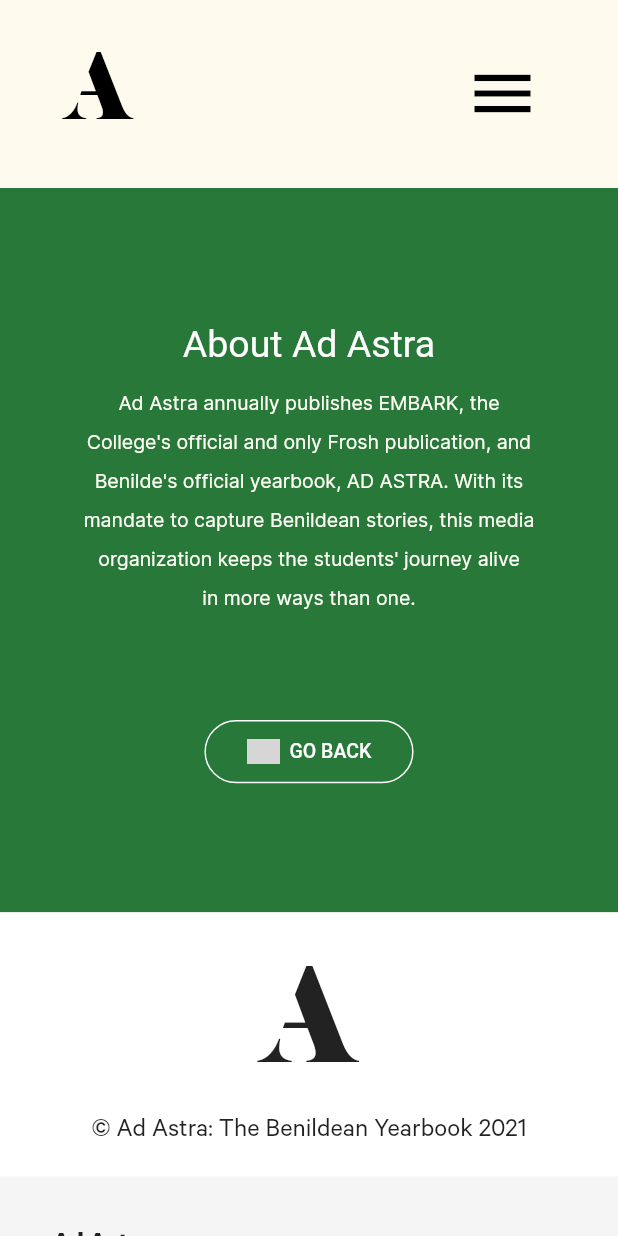
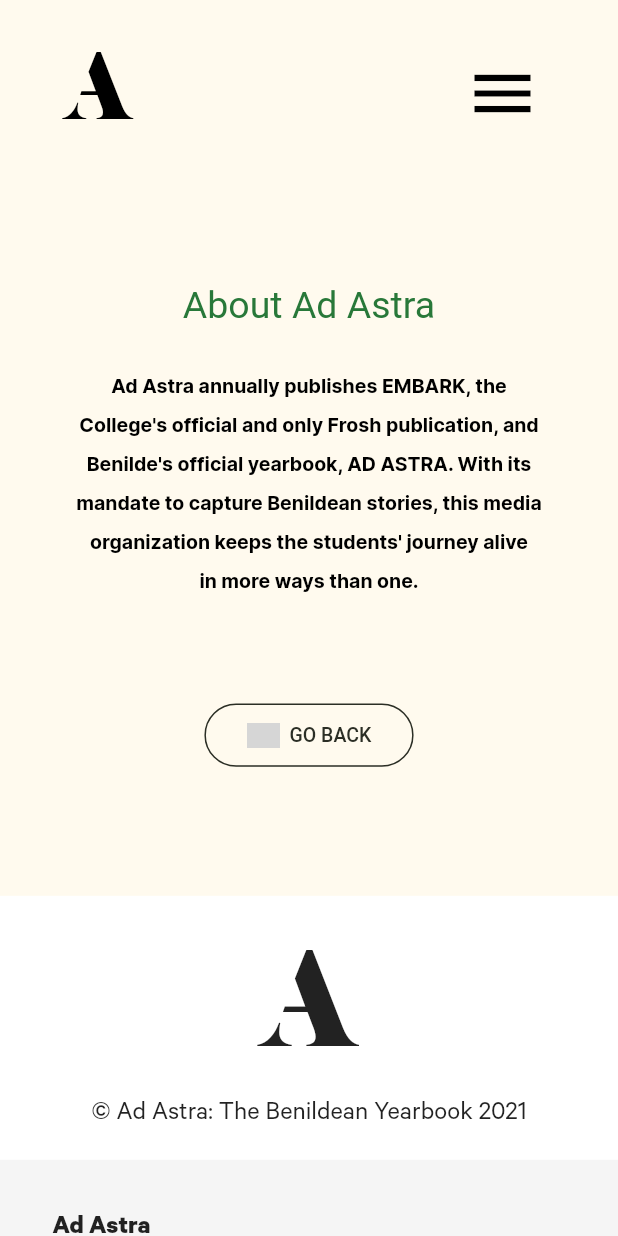
Before and after one commit to fidelledi/embark2021-adastra, a Flutter app: the EmbarkLanding screen opened directly, after a tap on "ABOUT AD ASTRA", on a phone screen of 412 x 824 dp. Run offline on Flutter 3.47's test engine with Material 2 defaults, Android fonts, the phone set to English and light mode, and no system bars; our stand-ins replace flutter_svg; missing offline and left inert: dart:js; Roboto replaces fonts that are missing (Nova-Medium); grey boxes are pictures that could not be loaded.

Commit message:
updated NaviMenu; corrected name at Editorial Team; updated About page

```diff
--- a/lib/constants/naviMenu.dart
+++ b/lib/constants/naviMenu.dart
@@ -1,9 +1,10 @@
 import 'package:embark2021_adastra/screens/editorial_board.dart';
+import 'package:embark2021_adastra/screens/about_adastra.dart';
 import 'package:embark2021_adastra/screens/embark_landing.dart';
+import 'package:embark2021_adastra/screens/embark_team.dart';
 import 'package:embark2021_adastra/screens/index.dart';
 import 'package:embark2021_adastra/constants/color_constants.dart';
 import 'package:flutter/material.dart';
-import 'package:flutter_svg/flutter_svg.dart';
 import 'dart:js' as js;
 
 class NavigationDrawer extends StatefulWidget {
@@ -156,60 +157,74 @@
                       SizedBox(
                         height: 75,
                       ),
-                      // InkWell(
-                      //   onTap: () {},
-                      //   child: RichText(
-                      //     textAlign: TextAlign.right,
-                      //     text: TextSpan(
-                      //       children: <TextSpan>[
-                      //         TextSpan(
-                      //           text: 'EDITORIAL\n',
-                      //           style: TextStyle(
-                      //               fontFamily: 'Nova-Medium',
-                      //               fontSize: 20,
-                      //               color: ColorConstants.customWhiteColor),
-                      //         ),
-                      //         TextSpan(
-                      //           text: 'BOARD',
-                      //           style: TextStyle(
-                      //               fontFamily: 'Nova-Medium',
-                      //               fontSize: 20,
-                      //               color: ColorConstants.customWhiteColor),
-                      //         ),
-                      //       ],
-                      //     ),
-                      //   ),
-                      // ),
-                      // SizedBox(
-                      //   height: 75,
-                      // ),
-                      // InkWell(
-                      //   onTap: () {},
-                      //   child: RichText(
-                      //     textAlign: TextAlign.right,
-                      //     text: TextSpan(
-                      //       children: <TextSpan>[
-                      //         TextSpan(
-                      //           text: 'ABOUT\n',
-                      //           style: TextStyle(
-                      //               fontFamily: 'Nova-Medium',
-                      //               fontSize: 20,
-                      //               color: ColorConstants.customWhiteColor),
-                      //         ),
-                      //         TextSpan(
-                      //           text: 'AD ASTRA',
-                      //           style: TextStyle(
-                      //               fontFamily: 'Nova-Medium',
-                      //               fontSize: 20,
-                      //               color: ColorConstants.customWhiteColor),
-                      //         ),
-                      //       ],
-                      //     ),
-                      //   ),
-                      // ),
-                      // SizedBox(
-                      //   height: 75,
-                      // ),
+                      InkWell(
+                        onTap: () {
+                          Navigator.push(
+                            context,
+                            MaterialPageRoute(
+                              builder: (context) => EmbarkTeamStFul(),
+                            ),
+                          );
+                        },
+                        child: RichText(
+                          textAlign: TextAlign.right,
+                          text: TextSpan(
+                            children: <TextSpan>[
+                              TextSpan(
+                                text: 'EDITORIAL\n',
+                                style: TextStyle(
+                                    fontFamily: 'Nova-Medium',
+                                    fontSize: 20,
+                                    color: ColorConstants.customWhiteColor),
+                              ),
+                              TextSpan(
+                                text: 'BOARD',
+                                style: TextStyle(
+                                    fontFamily: 'Nova-Medium',
+                                    fontSize: 20,
+                                    color: ColorConstants.customWhiteColor),
+                              ),
+                            ],
+                          ),
+                        ),
+                      ),
+                      SizedBox(
+                        height: 75,
+                      ),
+                      InkWell(
+                        onTap: () {
+                          Navigator.push(
+                            context,
+                            MaterialPageRoute(
+                              builder: (context) => AboutAdAstraStFul(),
+                            ),
+                          );
+                        },
+                        child: RichText(
+                          textAlign: TextAlign.right,
+                          text: TextSpan(
+                            children: <TextSpan>[
+                              TextSpan(
+                                text: 'ABOUT\n',
+                                style: TextStyle(
+                                    fontFamily: 'Nova-Medium',
+                                    fontSize: 20,
+                                    color: ColorConstants.customWhiteColor),
+                              ),
+                              TextSpan(
+                                text: 'AD ASTRA',
+                                style: TextStyle(
+                                    fontFamily: 'Nova-Medium',
+                                    fontSize: 20,
+                                    color: ColorConstants.customWhiteColor),
+                              ),
+                            ],
+                          ),
+                        ),
+                      ),
+                      SizedBox(
+                        height: 75,
+                      ),
                       InkWell(
                         onTap: () {
                           js.context.callMethod(
--- a/lib/mobile/about_adastra_mobile.dart
+++ b/lib/mobile/about_adastra_mobile.dart
@@ -11,32 +11,32 @@
   Widget build(BuildContext context) {
     return Container(
       width: double.infinity,
-      color: ColorConstants.greenFields,
       child: Column(
         children: <Widget>[
           SizedBox(
             height: 64,
+          ),
+          Text(
+            'About Ad Astra',
+            style: TextStyle(
+                fontSize: 25,
+                fontFamily: 'Nova-Medium',
+                color: ColorConstants.greenFields),
+          ),
+          SizedBox(
+            height: 23,
           ),
           RichText(
             textAlign: TextAlign.center,
             text: TextSpan(
               children: <TextSpan>[
                 TextSpan(
-                  text: 'About Ad Astra\n',
-                  style: TextStyle(
-                    fontSize: 25,
-                    fontFamily: 'Nova-Medium',
-                    color: Colors.white,
-                    height: 2.5,
-                  ),
-                ),
-                TextSpan(
                   text:
                       'Ad Astra annually publishes EMBARK, the\nCollege\'s official and only Frosh publication, and\n',
                   style: TextStyle(
                     fontSize: 13,
-                    fontFamily: 'Inter-Regular',
-                    color: ColorConstants.whitishYellow,
+                    fontFamily: 'Inter-Bold',
+                    color: Colors.black,
                     height: 2.0,
                   ),
                 ),
@@ -45,8 +45,8 @@
                       'Benilde\'s official yearbook, AD ASTRA. With its\nmandate to capture Benildean stories, this media\n',
                   style: TextStyle(
                     fontSize: 13,
-                    fontFamily: 'Inter-Regular',
-                    color: ColorConstants.whitishYellow,
+                    fontFamily: 'Inter-Bold',
+                    color: Colors.black,
                     height: 2.0,
                   ),
                 ),
@@ -55,8 +55,8 @@
                       'organization keeps the students\' journey alive\nin more ways than one.',
                   style: TextStyle(
                     fontSize: 13,
-                    fontFamily: 'Inter-Regular',
-                    color: ColorConstants.whitishYellow,
+                    fontFamily: 'Inter-Bold',
+                    color: Colors.black,
                     height: 2.0,
                   ),
                 ),
@@ -69,7 +69,7 @@
           Container(
             width: 155.44,
             height: 58.23,
-            child: GoBackButton_White(),
+            child: GoBackButton(),
           ),
           SizedBox(
             height: 78,
--- a/lib/mobile/editorial_team_mobile.dart
+++ b/lib/mobile/editorial_team_mobile.dart
@@ -731,7 +731,7 @@
                     text: TextSpan(
                       children: <TextSpan>[
                         TextSpan(
-                          text: 'MS. RIZELYN LAGMAN-MANALILI\n',
+                          text: 'MS. RIZALYN LAGMAN-MANALILI\n',
                           style: TextStyle(
                             fontSize: 17,
                             fontFamily: 'Nova-Medium',
--- a/lib/mobile/embark_team_mobile.dart
+++ b/lib/mobile/embark_team_mobile.dart
@@ -332,7 +332,7 @@
             text: TextSpan(
               children: <TextSpan>[
                 TextSpan(
-                  text: 'MS. RIZELYN LAGMAN-MANALILI\n',
+                  text: 'MS. RIZALYN LAGMAN-MANALILI\n',
                   style: TextStyle(
                     fontSize: 17,
                     fontFamily: 'Nova-Medium',
```
